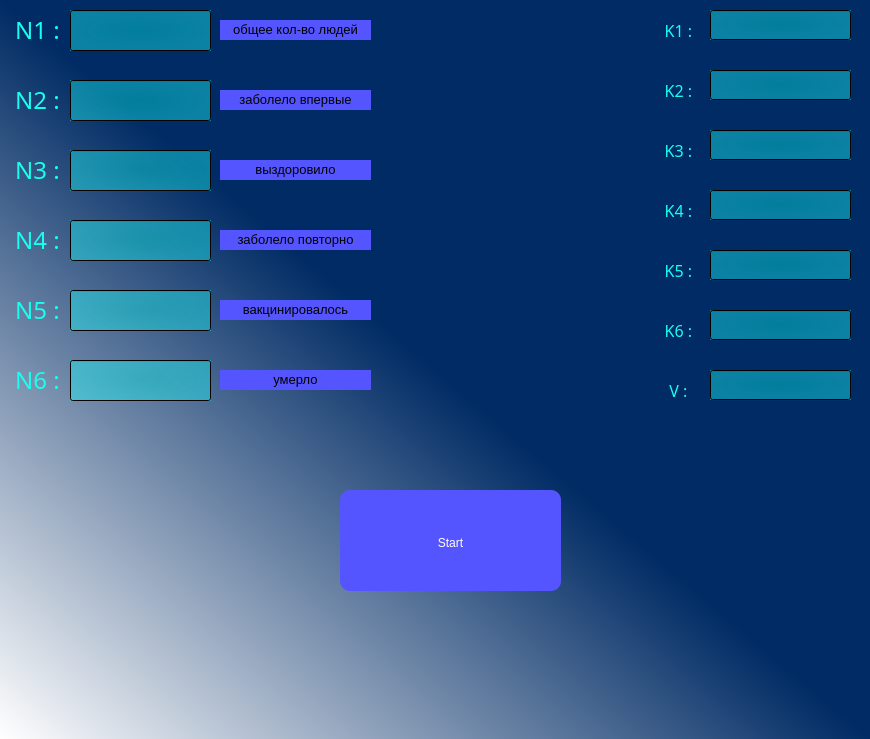
Old version of the form window.ui in the repository V-L-A-P-P/EpidemicSimulation.
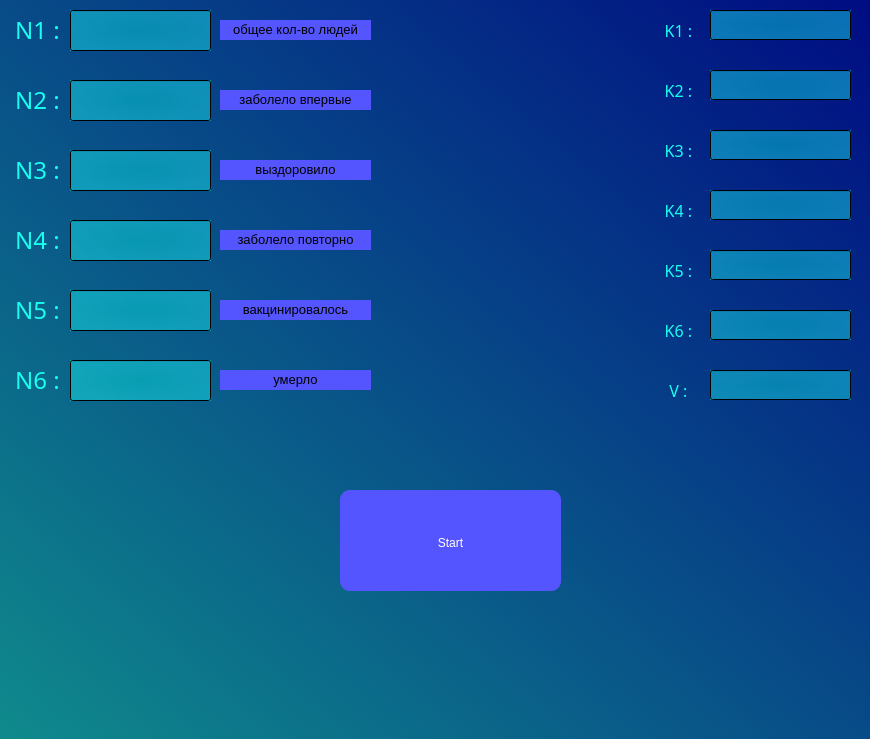
New version of the form.

What changed in the file:
```diff
--- a/window.ui
+++ b/window.ui
@@ -14,7 +14,8 @@
    <string>Epidemic Simulator</string>
   </property>
   <property name="styleSheet">
-   <string notr="true">background-color: qlineargradient(spread:pad, x1:0.5, y1:0.5, x2:0, y2:1, stop:0 rgba(0, 43, 100, 255), stop:1 rgba(255, 255, 255, 255));</string>
+   <string notr="true">background-color: qlineargradient(spread:pad, x1:0.5, y1:0.5, x2:0, y2:1, stop:0 rgba(0, 43, 100, 255), stop:1 rgba(255, 255, 255, 255));
+background-color: qlineargradient(spread:pad, x1:1, y1:0, x2:0, y2:1, stop:0 rgba(0, 12, 131, 255), stop:1 rgba(15, 138, 140, 255));</string>
   </property>
   <widget class="QWidget" name="centralwidget">
    <widget class="QLabel" name="k1">
```
